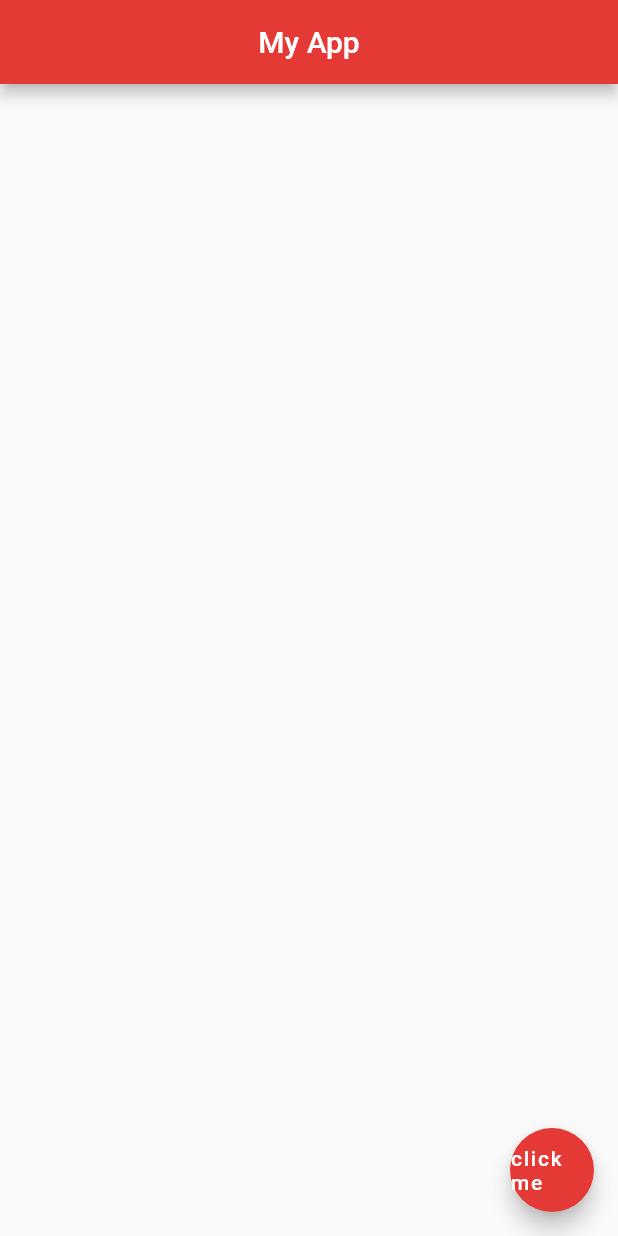
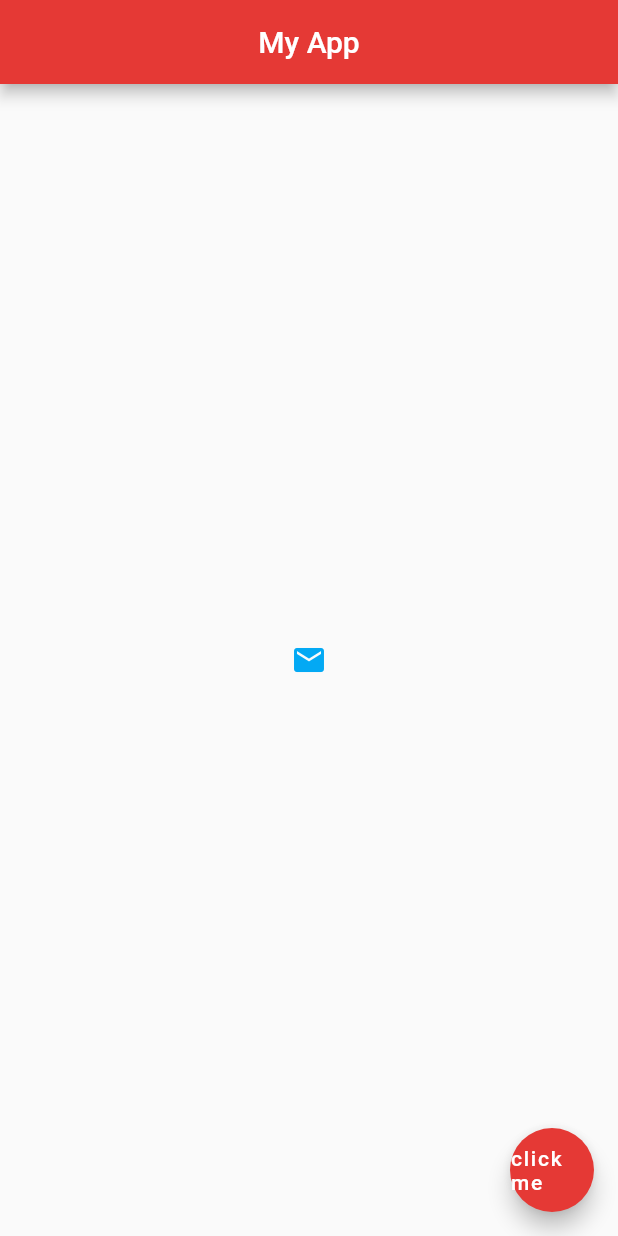
Before and after one commit to tuananh3561/flutter_learning, a Flutter app: the screen it shows after launch, on a phone screen of 412 x 824 dp. Run offline on Flutter 3.47's test engine with Material 2 defaults, Android fonts, the phone set to English and light mode, and no system bars.

Commit message:
update icon and buttons

```diff
--- a/lib/main.dart
+++ b/lib/main.dart
@@ -16,22 +16,38 @@ class Home extends StatelessWidget {
         backgroundColor: Colors.red[600],
       ),
       body: Center(
-        // child: Text(
-        //   'hello tuan anh',
-        //   style: TextStyle(
-        //     fontSize: 20.0,
-        //     fontWeight: FontWeight.bold,
-        //     letterSpacing: 2.0,
-        //     color: Colors.grey,
-        //     fontFamily: "IndieFlower",
-        //   ),
+        // child: Icon(
+        //   Icons.ac_unit,
+        //   color: Colors.red,
+        //   size: 50.0,
         // ),
-        // child: Image(
-        //   // image: NetworkImage("https://upanh123.com/wp-content/uploads/2021/04/anh-dep-tren-mang1.jpg"),
-        //   image: AssetImage("assets/space-1.jpg"),
+        // child: RaisedButton(
+        //   onPressed: () {},
+        //   child: Text("Click me"),
+        //   color: Colors.lightBlue,
         // ),
-        // child: Image.asset('assets/space-3.jpg'),
-        // child: Image.network("https://upanh123.com/wp-content/uploads/2021/04/anh-dep-tren-mang1.jpg"),
+        // child: FlatButton(
+        //   onPressed: () {
+        //     print("you click me");
+        //   },
+        //   child: Text("Click me"),
+        //   color: Colors.lightBlue,
+        // ),
+        // child: RaisedButton.icon(
+        //   onPressed: () {
+        //     print("you click me");
+        //   },
+        //   icon: Icon(Icons.mail),
+        //   label: Text("click me"),
+        //   color: Colors.lightBlue,
+        // ),
+        child: IconButton(
+          onPressed: () {
+            print("you click me");
+          },
+          icon: Icon(Icons.mail),
+          color: Colors.lightBlue,
+        ),
       ),
       floatingActionButton: FloatingActionButton(
         onPressed: () {},
```
